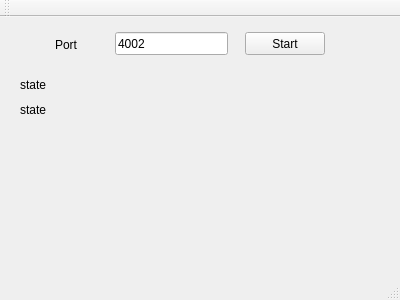
Qt form server_multi/serverm/mainwindow.ui (sunghojang/QT_TCPIP) before a commit.
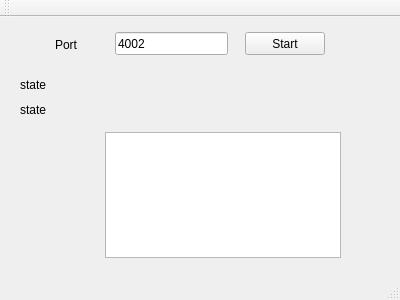
The same form after that commit.

Diff of the .ui file:
```diff
--- a/server_multi/serverm/mainwindow.ui
+++ b/server_multi/serverm/mainwindow.ui
@@ -79,6 +79,16 @@
      <string>state</string>
     </property>
    </widget>
+   <widget class="QTextEdit" name="allhistory">
+    <property name="geometry">
+     <rect>
+      <x>105</x>
+      <y>115</y>
+      <width>236</width>
+      <height>126</height>
+     </rect>
+    </property>
+   </widget>
   </widget>
   <widget class="QMenuBar" name="menuBar">
    <property name="geometry">
```
